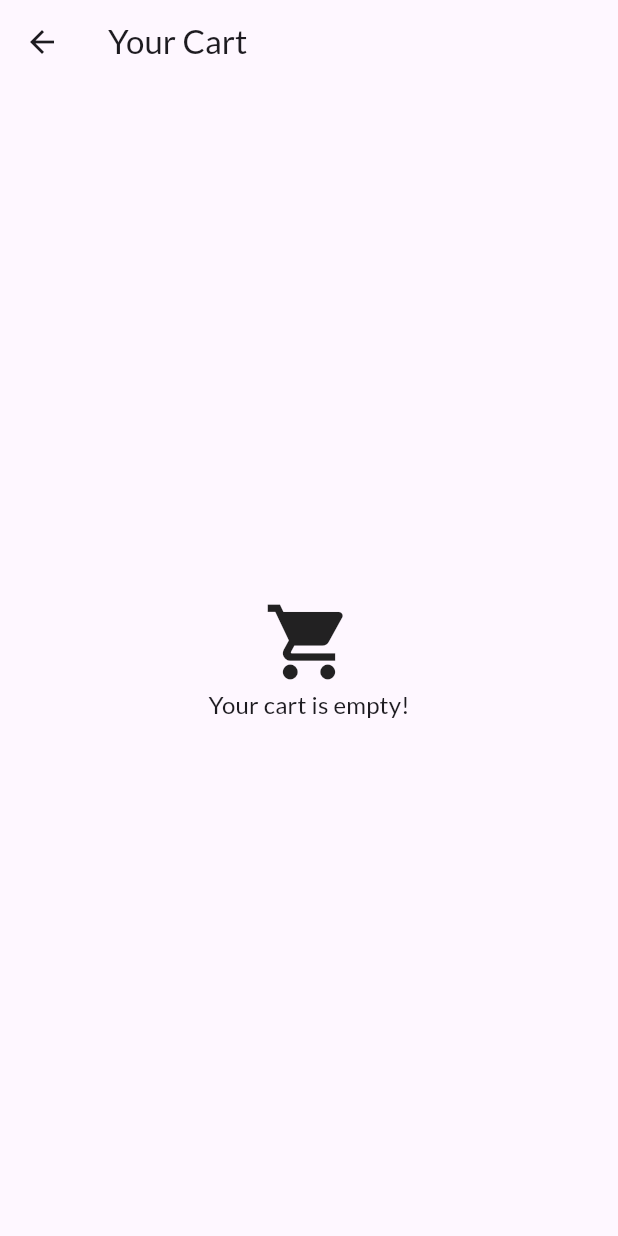
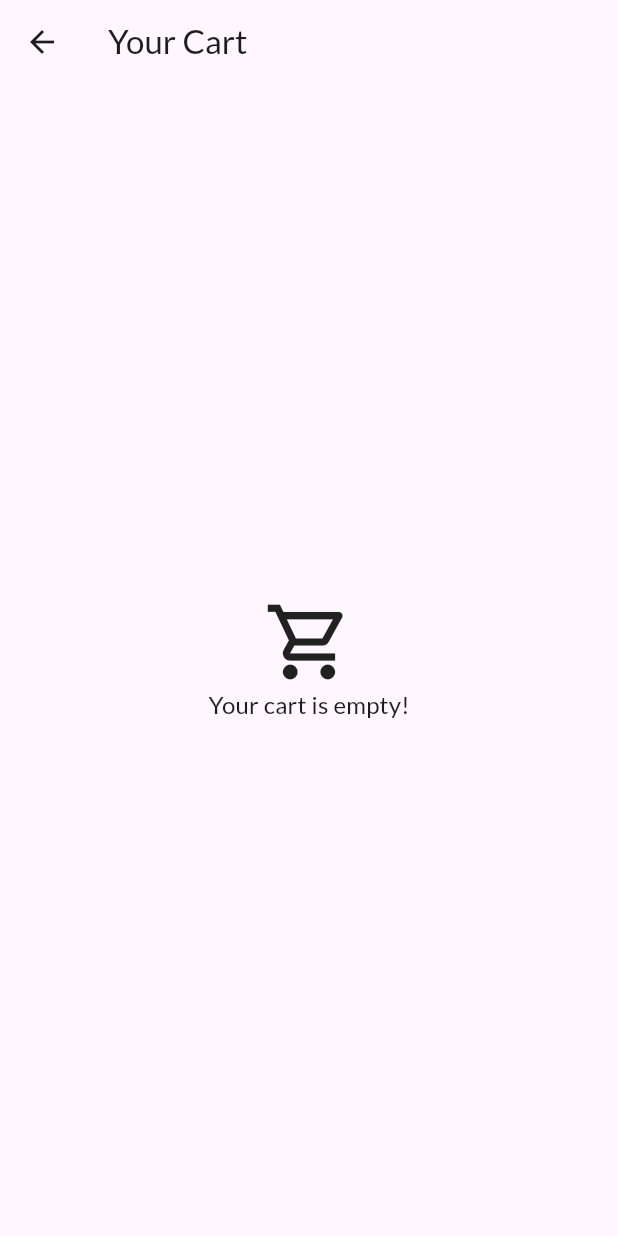
Before and after one commit to VISHALCHAND007/Shop_App, a Flutter app: the CartScreen screen opened by its route, on a phone screen of 412 x 824 dp. Run offline on Flutter 3.47's test engine with Material 3 defaults, Android fonts, the phone set to English and light mode, and no system bars; network calls fail.

```diff
--- a/lib/main.dart
+++ b/lib/main.dart
@@ -1,5 +1,7 @@
 import 'package:flutter/material.dart';
 import 'package:provider/provider.dart';
+import 'package:shop_app/screens/order_screen.dart';
+import '../provider/order_provider.dart';
 import './provider/cart_provider.dart';
 import './screens/cart_screen.dart';
 
@@ -23,6 +25,7 @@ class _MyAppState extends State<MyApp> {
       providers: [
         ChangeNotifierProvider(create: (ctx) => ProductsProvider()),
         ChangeNotifierProvider(create: (ctx) => CartProvider()),
+        ChangeNotifierProvider(create: (ctx) => OrderProvider())
       ],
       child: MaterialApp(
         title: "Shop App",
@@ -35,6 +38,7 @@ class _MyAppState extends State<MyApp> {
           "/": (ctx) => ProductOverviewScreen(),
           ProductDetailsScreen.routeName: (ctx) => ProductDetailsScreen(),
           CartScreen.routeName: (ctx) => CartScreen(),
+          OrderScreen.routeName: (ctx) => OrderScreen(),
         },
       ),
     );
--- a/lib/provider/products_provider.dart
+++ b/lib/provider/products_provider.dart
@@ -6,7 +6,10 @@ class ProductsProvider with ChangeNotifier {
     Product(
       id: 'p1',
       title: 'Red Shirt',
-      description: 'A red shirt - it is pretty red!',
+      description:
+      'A bright and stylish red shirt made from premium cotton fabric. '
+          'It offers excellent comfort and breathability, making it perfect for everyday wear. '
+          'The vibrant color adds a bold touch to your outfit, suitable for casual outings, parties, or layering with jackets.',
       price: 29.99,
       imageUrl:
       'https://cdn.pixabay.com/photo/2016/10/02/22/17/red-t-shirt-1710578_1280.jpg',
@@ -14,7 +17,10 @@ class ProductsProvider with ChangeNotifier {
     Product(
       id: 'p2',
       title: 'Trousers',
-      description: 'A nice pair of trousers.',
+      description:
+      'A high-quality pair of trousers crafted with durability and comfort in mind. '
+          'These trousers offer a perfect blend of style and functionality, suitable for both office and casual settings. '
+          'The fabric provides a soft feel while maintaining a structured and professional look.',
       price: 59.99,
       imageUrl:
       'https://upload.wikimedia.org/wikipedia/commons/thumb/e/e8/Trousers%2C_dress_%28AM_1960.022-8%29.jpg/640px-Trousers%2C_dress_%28AM_1960.022-8%29.jpg',
@@ -22,7 +28,10 @@ class ProductsProvider with ChangeNotifier {
     Product(
       id: 'p3',
       title: 'Yellow Scarf',
-      description: 'Warm and cozy – perfect for winter.',
+      description:
+      'A warm, cozy yellow scarf designed to keep you comfortable during chilly weather. '
+          'Made from soft wool-blend material, it provides excellent insulation while remaining light and breathable. '
+          'The bright color adds a cheerful touch to your winter outfits and pairs well with coats, sweaters, and casual wear.',
       price: 19.99,
       imageUrl:
       'https://media.istockphoto.com/id/1249890023/photo/beautiful-yellow-scarf-isolated-on-white-background.jpg?s=612x612&w=0&k=20&c=E8TtiVsCG-pCBgZA8J4oB9nUBVYltQh567_sPRSFGSg=',
@@ -30,7 +39,10 @@ class ProductsProvider with ChangeNotifier {
     Product(
       id: 'p4',
       title: 'Blue Jeans',
-      description: 'Classic blue denim jeans.',
+      description:
+      'Classic blue denim jeans designed for durability, comfort, and timeless style. '
+          'Made with high-quality denim fabric that offers a perfect balance of flexibility and structure. '
+          'These jeans fit well with any outfit—casual shirts, hoodies, t-shirts—and are suitable for daily wear.',
       price: 49.99,
       imageUrl:
       'https://media.gettyimages.com/id/173239968/photo/skinny-tight-blue-jeans-on-white-background.jpg?s=612x612&w=gi&k=20&c=QqoFe-m6N_FQKu6KyDVrHUwmKUyh3nkFK8QbDrl3OVM=',
@@ -38,7 +50,10 @@ class ProductsProvider with ChangeNotifier {
     Product(
       id: 'p5',
       title: 'Black Sneakers',
-      description: 'Comfortable everyday footwear.',
+      description:
+      'Comfortable black sneakers built for everyday use. '
+          'Featuring a cushioned insole, breathable upper mesh, and a strong rubber sole for grip and durability. '
+          'Perfect for walking, casual outings, gym sessions, or pairing with jeans, shorts, and athleisure wear.',
       price: 89.99,
       imageUrl:
       'https://images.unsplash.com/photo-1552346154-21d32810aba3?fm=jpg&q=60&w=3000&ixlib=rb-4.1.0&ixid=M3wxMjA3fDB8MHxzZWFyY2h8NHx8c25lYWtlcnN8ZW58MHx8MHx8fDA%3D',
@@ -46,12 +61,16 @@ class ProductsProvider with ChangeNotifier {
     Product(
       id: 'p6',
       title: 'Green Hoodie',
-      description: 'A comfy green hoodie for daily wear.',
+      description:
+      'A soft and comfortable green hoodie designed for daily casual wear. '
+          'Made from warm fleece material that keeps you cozy during cool weather. '
+          'It features a spacious hood, large front pocket, and a relaxed fit—perfect for lounging, travelling, or outdoor activities.',
       price: 39.99,
       imageUrl:
       'https://t4.ftcdn.net/jpg/06/29/64/95/360_F_629649557_HiqFH3QPeFb6aPTnL7E8DPxh1BrEOT6P.jpg',
     ),
   ];
+
 
   List<Product> get getProducts {
     return [..._products];
--- a/lib/screens/cart_screen.dart
+++ b/lib/screens/cart_screen.dart
@@ -1,7 +1,9 @@
 import 'package:flutter/material.dart';
 import 'package:provider/provider.dart';
-import 'package:shop_app/provider/cart_provider.dart' show CartProvider;
-import 'package:shop_app/widgets/cart_item.dart';
+import '../provider/cart_provider.dart' show CartProvider;
+import '../provider/order_provider.dart';
+import '../widgets/cart_item.dart';
+import '../widgets/not_found.dart';
 
 class CartScreen extends StatelessWidget {
   static final routeName = "/cart";
@@ -16,17 +18,9 @@ class CartScreen extends StatelessWidget {
       appBar: AppBar(title: Text("Your Cart")),
       body: cartProvider.getSize > 0
           ? buildCardUI(cartProvider, context)
-          : Center(
-              child: Column(
-                mainAxisAlignment: .center,
-                children: [
-                  Icon(Icons.shopping_cart, size: 60,),
-                  Text(
-                    "Your cart is empty!",
-                    style: Theme.of(context).textTheme.titleMedium,
-                  ),
-                ],
-              ),
+          : NotFound(
+              icon: Icons.shopping_cart_outlined,
+              title: "Your cart is empty!",
             ),
     );
   }
@@ -44,7 +38,7 @@ class CartScreen extends StatelessWidget {
                 Spacer(),
                 Chip(
                   label: Text(
-                    "₹${cartProvider.orderTotal}",
+                    "₹${cartProvider.orderTotal.toStringAsFixed(2)}",
                     style: TextStyle(
                       color: Theme.of(
                         context,
@@ -57,7 +51,14 @@ class CartScreen extends StatelessWidget {
                   ),
                 ),
                 TextButton(
-                  onPressed: () {},
+                  onPressed: () {
+                    Provider.of<OrderProvider>(context, listen: false).addOrder(
+                      cartProvider.orderTotal,
+                      cartProvider.getItems.values.toList(),
+                    );
+                    //clearing the cart after order
+                    cartProvider.clearCart();
+                  },
                   child: Text(
                     "Order Now",
                     style: TextStyle(color: Colors.green, fontSize: 16),
--- a/lib/screens/product_overview_screen.dart
+++ b/lib/screens/product_overview_screen.dart
@@ -1,5 +1,6 @@
 import 'package:flutter/material.dart';
 import 'package:provider/provider.dart';
+import 'package:shop_app/widgets/custom_drawer.dart';
 import './cart_screen.dart';
 import '../provider/cart_provider.dart';
 
@@ -27,13 +28,14 @@ class _ProductOverviewScreenState extends State<ProductOverviewScreen> {
             builder: (_, cart, child) => Badge(
               isLabelVisible: true,
               label: Text(cart.getSize.toString()),
+              offset: Offset(-3, 0),
               child: child,
             ),
             child: IconButton(
               onPressed: () {
                 Navigator.of(context).pushNamed(CartScreen.routeName);
               },
-              icon: Icon(Icons.shopping_cart),
+              icon: Icon(Icons.shopping_cart,),
             ),
           ),
           PopupMenuButton(
@@ -57,6 +59,7 @@ class _ProductOverviewScreenState extends State<ProductOverviewScreen> {
           ),
         ],
       ),
+      drawer: Drawer(child: CustomDrawer(),),
       body: GridItem(showOnlyFavourites: showOnlyFavourites),
     );
   }
--- /dev/null
+++ b/lib/widgets/not_found.dart
@@ -0,0 +1,28 @@
+import 'package:flutter/material.dart';
+
+class NotFound extends StatelessWidget {
+  final IconData icon;
+  final String title;
+
+  const NotFound({
+    super.key,
+    required this.icon,
+    required this.title,
+  });
+
+  @override
+  Widget build(BuildContext context) {
+    return Center(
+      child: Column(
+        mainAxisAlignment: .center,
+        children: [
+          Icon(icon, size: 60),
+          Text(
+            title,
+            style: Theme.of(context).textTheme.titleMedium,
+          ),
+        ],
+      ),
+    );
+  }
+}
--- a/pubspec.yaml
+++ b/pubspec.yaml
@@ -36,6 +36,7 @@ dependencies:
   # The following adds the Cupertino Icons font to your application.
   # Use with the CupertinoIcons class for iOS style icons.
   cupertino_icons: ^1.0.8
+  intl: ^0.20.2
 
 dev_dependencies:
   flutter_test:
@@ -60,8 +61,9 @@ flutter:
   uses-material-design: true
 
   # To add assets to your application, add an assets section, like this:
-  # assets:
-  #   - images/a_dot_burr.jpeg
+  assets:
+     - assets/images/woman.png
+     - assets/images/order.png
   #   - images/a_dot_ham.jpeg
 
   # An image asset can refer to one or more resolution-specific "variants", see
```
Also changed, not shown: lib/provider/cart_provider.dart (+8 -3 lines), lib/provider/order_provider.dart (added, +37 -0 lines), lib/screens/order_screen.dart (added, +31 -0 lines), lib/screens/product_details_screen.dart (+53 -3 lines), lib/widgets/custom_drawer.dart (added, +50 -0 lines), lib/widgets/order_item.dart (added, +71 -0 lines), lib/widgets/order_items.dart (added, +45 -0 lines), assets/images/order.png (added), assets/images/woman.png (added), pubspec.lock. Lines whose indentation alone changed are shown as unchanged.
